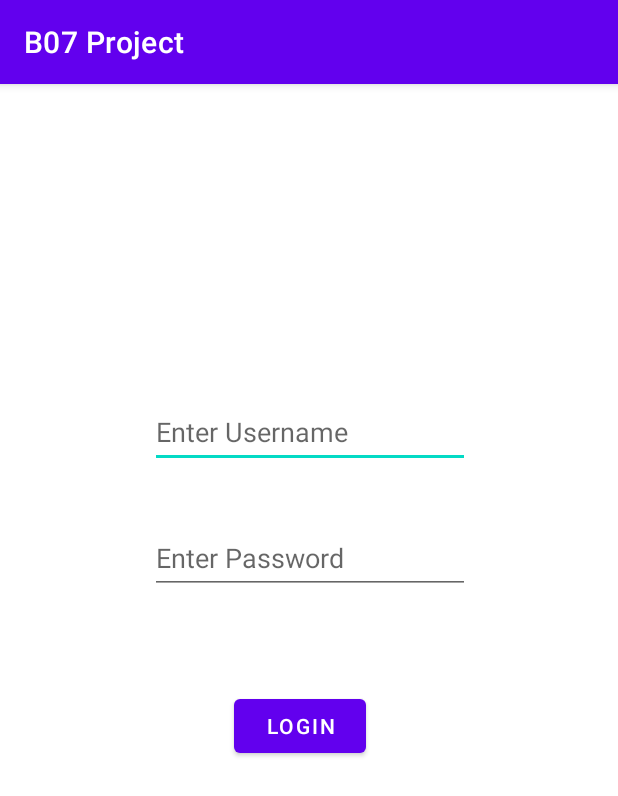
After one commit to muntaqamahmood/eStoreFront, an Android app: the LoginActivity screen opened directly, with no data from a screen before it, on a phone screen of 412 x 824 dp. The commit adds this screen. Shown: the top 796 px of the screen. Run offline under Robolectric (Android 15) with nearby library versions, the phone set to English and light mode, and no system bars.

Commit message:
AVIK added UI elements for Login Activity

```diff
--- a/app/src/main/AndroidManifest.xml
+++ b/app/src/main/AndroidManifest.xml
@@ -9,6 +9,9 @@
         android:roundIcon="@mipmap/ic_launcher_round"
         android:supportsRtl="true"
         android:theme="@style/Theme.B07Project">
+        <activity
+            android:name=".LoginActivity"
+            android:exported="false" />
         <activity
             android:name=".OwnerLanding"
             android:exported="false" />
--- a/app/src/main/java/com/example/b07project/AccountCreationModel.java
+++ b/app/src/main/java/com/example/b07project/AccountCreationModel.java
@@ -23,11 +23,11 @@ public class AccountCreationModel implements AccountCreationContract.Model{
             DatabaseReference ref = database.getReference("store owners");
             ref.get().addOnCompleteListener(new OnCompleteListener<DataSnapshot>() {
                 @Override
-                public void onComplete(@NonNull Task<DataSnapshot> task) {  //Problem, this gets called after the
-                    if(!task.isSuccessful()){                               //return of usernameAlreadyExists
+                public void onComplete(@NonNull Task<DataSnapshot> task) {
+                    if(!task.isSuccessful()){
                         //error getting data
                     }else{
-                        for(DataSnapshot child:task.getResult().getChildren()){  //getChildren could be null
+                        for(DataSnapshot child:task.getResult().getChildren()){
                             StoreOwner storeOwner = child.getValue(StoreOwner.class);
                             if(storeOwner.getUsername().equals(username)){
                                 presenter.doNotMakeAccount();
--- /dev/null
+++ b/app/src/main/java/com/example/b07project/LoginActivity.java
@@ -0,0 +1,14 @@
+package com.example.b07project;
+
+import androidx.appcompat.app.AppCompatActivity;
+
+import android.os.Bundle;
+
+public class LoginActivity extends AppCompatActivity {
+
+    @Override
+    protected void onCreate(Bundle savedInstanceState) {
+        super.onCreate(savedInstanceState);
+        setContentView(R.layout.activity_login);
+    }
+}
--- /dev/null
+++ b/app/src/main/res/layout/activity_login.xml
@@ -0,0 +1,45 @@
+<?xml version="1.0" encoding="utf-8"?>
+<androidx.constraintlayout.widget.ConstraintLayout xmlns:android="http://schemas.android.com/apk/res/android"
+    xmlns:app="http://schemas.android.com/apk/res-auto"
+    xmlns:tools="http://schemas.android.com/tools"
+    android:layout_width="match_parent"
+    android:layout_height="match_parent"
+    tools:context=".LoginActivity">
+
+    <EditText
+        android:id="@+id/txtUname"
+        android:layout_width="wrap_content"
+        android:layout_height="wrap_content"
+        android:layout_marginStart="100dp"
+        android:layout_marginTop="208dp"
+        android:ems="10"
+        android:hint="@string/enter_username"
+        android:inputType="textPersonName"
+        android:minHeight="48dp"
+        app:layout_constraintStart_toStartOf="parent"
+        app:layout_constraintTop_toTopOf="parent" />
+
+    <EditText
+        android:id="@+id/txtPword"
+        android:layout_width="wrap_content"
+        android:layout_height="wrap_content"
+        android:layout_marginStart="100dp"
+        android:layout_marginTop="36dp"
+        android:ems="10"
+        android:hint="@string/enter_password"
+        android:inputType="textPersonName"
+        android:minHeight="48dp"
+        app:layout_constraintStart_toStartOf="parent"
+        app:layout_constraintTop_toBottomOf="@+id/txtUname" />
+
+    <Button
+        android:id="@+id/button"
+        android:layout_width="wrap_content"
+        android:layout_height="wrap_content"
+        android:layout_marginStart="156dp"
+        android:layout_marginTop="64dp"
+        android:gravity="center"
+        android:text="@string/login"
+        app:layout_constraintStart_toStartOf="parent"
+        app:layout_constraintTop_toBottomOf="@+id/txtPword" />
+</androidx.constraintlayout.widget.ConstraintLayout>
--- a/app/src/main/res/layout/activity_main.xml
+++ b/app/src/main/res/layout/activity_main.xml
@@ -70,7 +70,7 @@
         android:layout_height="75dp"
         android:layout_marginStart="24dp"
         android:layout_marginTop="204dp"
-        android:onClick="userAccount"
+        android:onClick="customerAccount"
         android:text="@string/customer"
         app:layout_constraintEnd_toStartOf="@+id/btnStoreOwner"
         app:layout_constraintHorizontal_bias="0.5"
```
Also changed, not shown: app/src/main/java/com/example/b07project/AccountCreationActivity.java (+7 -6 lines), app/src/main/java/com/example/b07project/MainActivity.java (+9 -6 lines).
